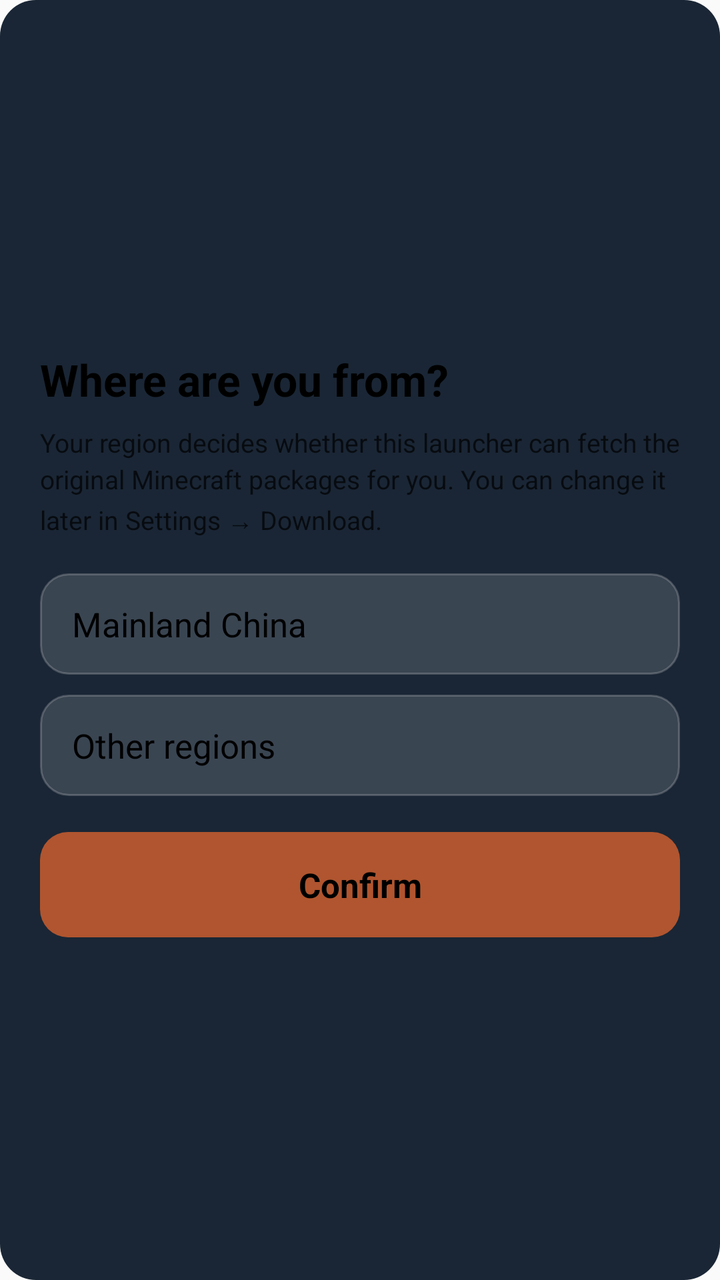
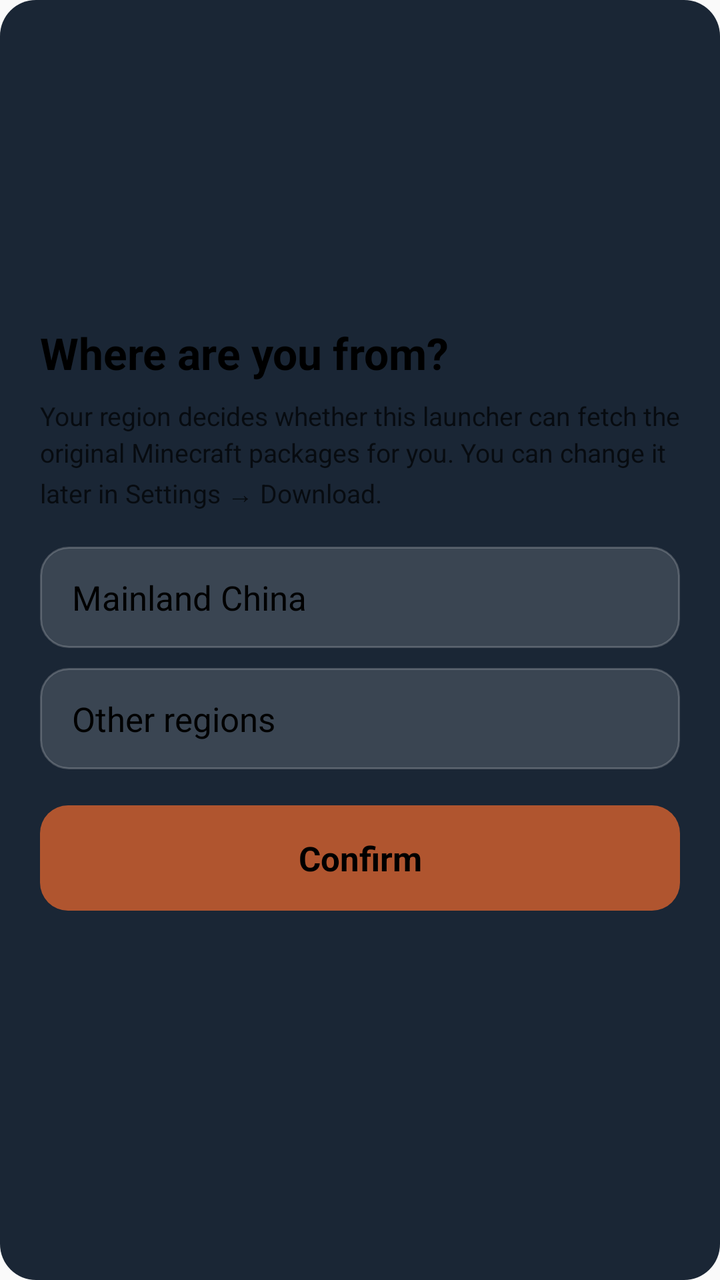

Compare the two renders of this Android layout. The source of the first and the diff that turns it into the second are given below.
<!-- AndroidManifest.xml: application theme Theme.HelloMinecraftLauncherPocketEdition -->
<!-- res/layout/ui_region_gate.xml -->
<?xml version="1.0" encoding="utf-8"?>
<FrameLayout xmlns:android="http://schemas.android.com/apk/res/android"
    android:id="@+id/download_region_gate"
    android:layout_width="match_parent"
    android:layout_height="match_parent"
    android:background="@drawable/launcher_region_panel"
    android:clickable="true"
    android:focusable="true">

    <ScrollView
        android:layout_width="match_parent"
        android:layout_height="wrap_content"
        android:layout_gravity="center"
        android:scrollbars="none">

        <LinearLayout
            android:layout_width="match_parent"
            android:layout_height="wrap_content"
            android:orientation="vertical"
            android:paddingStart="20dp"
            android:paddingEnd="20dp"
            android:paddingTop="22dp"
            android:paddingBottom="18dp">

            <TextView
                android:id="@+id/region_gate_title"
                android:layout_width="wrap_content"
                android:layout_height="wrap_content"
                android:text="@string/region_gate_title"
                android:textColor="@color/colorPureBlack"
                android:textSize="22sp"
                android:textStyle="bold" />

            <TextView
                android:id="@+id/region_gate_desc"
                android:layout_width="match_parent"
                android:layout_height="wrap_content"
                android:layout_marginTop="8dp"
                android:alpha="0.7"
                android:lineSpacingExtra="3dp"
                android:text="@string/region_gate_desc"
                android:textColor="@color/colorPureBlack"
                android:textSize="@dimen/text_size_middle" />

            
            <LinearLayout
                android:id="@+id/region_gate_cn"
                android:layout_width="match_parent"
                android:layout_height="wrap_content"
                android:layout_marginTop="18dp"
                android:background="@drawable/launcher_region_option"
                android:clickable="true"
                android:focusable="true"
                android:gravity="center_vertical"
                android:orientation="horizontal"
                android:paddingStart="16dp"
                android:paddingEnd="16dp"
                android:paddingTop="14dp"
                android:paddingBottom="14dp">

                <TextView
                    android:layout_width="0dp"
                    android:layout_height="wrap_content"
                    android:layout_weight="1"
                    android:text="@string/region_gate_cn"
                    android:textColor="@color/colorPureBlack"
                    android:textSize="17sp" />

                <ImageView
                    android:id="@+id/region_gate_cn_check"
                    android:layout_width="18dp"
                    android:layout_height="18dp"
                    android:background="@drawable/ic_baseline_done_black"
                    android:visibility="invisible" />
            </LinearLayout>

            
            <LinearLayout
                android:id="@+id/region_gate_other"
                android:layout_width="match_parent"
                android:layout_height="wrap_content"
                android:layout_marginTop="10dp"
                android:background="@drawable/launcher_region_option"
                android:clickable="true"
                android:focusable="true"
                android:gravity="center_vertical"
                android:orientation="horizontal"
                android:paddingStart="16dp"
                android:paddingEnd="16dp"
                android:paddingTop="14dp"
                android:paddingBottom="14dp">

                <TextView
                    android:layout_width="0dp"
                    android:layout_height="wrap_content"
                    android:layout_weight="1"
                    android:text="@string/region_gate_other"
                    android:textColor="@color/colorPureBlack"
                    android:textSize="17sp" />

                <ImageView
                    android:id="@+id/region_gate_other_check"
                    android:layout_width="18dp"
                    android:layout_height="18dp"
                    android:background="@drawable/ic_baseline_done_black"
                    android:visibility="invisible" />
            </LinearLayout>

            
            <LinearLayout
                android:id="@+id/region_gate_warn_box"
                android:layout_width="match_parent"
                android:layout_height="wrap_content"
                android:layout_marginTop="16dp"
                android:background="@drawable/launcher_view_light_gray"
                android:orientation="vertical"
                android:paddingStart="14dp"
                android:paddingEnd="14dp"
                android:paddingTop="12dp"
                android:paddingBottom="12dp"
                android:visibility="gone">

                <TextView
                    android:id="@+id/region_gate_warn_cn"
                    android:layout_width="match_parent"
                    android:layout_height="wrap_content"
                    android:lineSpacingExtra="4dp"
                    android:text="@string/region_gate_warn_cn"
                    android:textColor="@color/colorAccent"
                    android:textSize="20sp"
                    android:textStyle="bold" />

                <TextView
                    android:id="@+id/region_gate_warn_cn_sub"
                    android:layout_width="match_parent"
                    android:layout_height="wrap_content"
                    android:layout_marginTop="6dp"
                    android:alpha="0.7"
                    android:lineSpacingExtra="3dp"
                    android:text="@string/region_gate_warn_cn_sub"
                    android:textColor="@color/colorPureBlack"
                    android:textSize="@dimen/text_size_middle" />
            </LinearLayout>

            
            <FrameLayout
                android:layout_width="match_parent"
                android:layout_height="wrap_content"
                android:layout_marginTop="18dp">

                <TextView
                    android:id="@+id/region_gate_confirm"
                    android:layout_width="match_parent"
                    android:layout_height="wrap_content"
                    android:background="@drawable/launcher_region_confirm"
                    android:clickable="true"
                    android:focusable="true"
                    android:gravity="center"
                    android:paddingTop="15dp"
                    android:paddingBottom="15dp"
                    android:text="@string/region_gate_confirm"
                    android:textColor="@color/colorPureBlack"
                    android:textSize="17sp"
                    android:textStyle="bold" />

            </FrameLayout>

        </LinearLayout>
    </ScrollView>

</FrameLayout>
<!-- resources referenced by this layout -->
<resources>
  <color name="colorAccent">#B0552F</color>
  <color name="colorPureBlack">#000000</color>
  <dimen name="text_size_middle">13sp</dimen>
  <!-- drawable ic_baseline_done_black (drawable) -->
  <vector xmlns:android="http://schemas.android.com/apk/res/android"
      android:width="24dp"
      android:height="24dp"
      android:viewportWidth="24"
      android:viewportHeight="24">
    <path
        android:fillColor="@color/colorPureBlack"
        android:pathData="M9,16.2L4.8,12l-1.4,1.4L9,19 21,7l-1.4,-1.4L9,16.2z"/>
  </vector>
  <!-- drawable launcher_region_confirm (drawable) -->
  <?xml version="1.0" encoding="utf-8"?>
  <selector xmlns:android="http://schemas.android.com/apk/res/android">
      
      <item android:state_enabled="true" android:state_pressed="true">
          <shape android:shape="rectangle">
              <solid android:color="#D96A3C"/>
              <corners android:radius="14dp"/>
          </shape>
      </item>
      
      <item android:state_enabled="true">
          <shape android:shape="rectangle">
              <solid android:color="@color/colorAccent"/>
              <corners android:radius="14dp"/>
          </shape>
      </item>
      
      <item>
          <shape android:shape="rectangle">
              <solid android:color="#4DB0552F"/>
              <corners android:radius="14dp"/>
          </shape>
      </item>
  </selector>
  <!-- drawable launcher_region_option (drawable) -->
  <?xml version="1.0" encoding="utf-8"?>
  <selector xmlns:android="http://schemas.android.com/apk/res/android">
      <item android:state_selected="true">
          <shape android:shape="rectangle">
              <solid android:color="#33B0552F"/>
              <stroke android:width="2dp" android:color="@color/colorAccent"/>
              <corners android:radius="14dp"/>
          </shape>
      </item>
      <item android:state_enabled="true" android:state_pressed="true">
          <shape android:shape="rectangle">
              <solid android:color="#4DFFFFFF"/>
              <corners android:radius="14dp"/>
          </shape>
      </item>
      <item>
          <shape android:shape="rectangle">
              <solid android:color="#24FFFFFF"/>
              <stroke android:width="1dp" android:color="#33FFFFFF"/>
              <corners android:radius="14dp"/>
          </shape>
      </item>
  </selector>
  <!-- drawable launcher_region_panel (drawable) -->
  <?xml version="1.0" encoding="utf-8"?>
  <shape xmlns:android="http://schemas.android.com/apk/res/android">
      <solid android:color="#F20E1B2B"/>
      <corners android:radius="18dp"/>
  </shape>
  <!-- drawable launcher_view_light_gray (drawable) -->
  <?xml version="1.0" encoding="utf-8"?>
  <shape xmlns:android="http://schemas.android.com/apk/res/android">
  
      <corners
          android:topLeftRadius="14dp"
          android:topRightRadius="14dp"
          android:bottomLeftRadius="14dp"
          android:bottomRightRadius="14dp"/>
  
      <solid
          android:color="@color/qcl_panel_gray_alt" />
  
  </shape>
  <string name="region_gate_cn">Mainland China</string>
  <string name="region_gate_confirm">Confirm</string>
  <string name="region_gate_desc">Your region decides whether this launcher can fetch the original Minecraft packages for you. You can change it later in Settings → Download.</string>
  <string name="region_gate_other">Other regions</string>
  <string name="region_gate_title">Where are you from?</string>
  <string name="region_gate_warn_cn">Mainland China users cannot download the original Minecraft here.</string>
  <string name="region_gate_warn_cn_sub">The launcher will not fetch Minecraft files from official channels. You can still start locally installed games.</string>
  <color name="qcl_panel_gray_alt">#9EFFFFFF</color>
  <color name="colorPrimary">#B0552F</color>
  <!-- unchanged entries left out for length: 1 -->
</resources>

<!-- the commit's change to res/layout/ui_region_gate.xml (unified diff, before → after) -->
@@ -165,6 +165,17 @@
 
             </FrameLayout>
 
+            
+            <TextView
+                android:id="@+id/region_gate_confirm_hint"
+                android:layout_width="match_parent"
+                android:layout_height="wrap_content"
+                android:layout_marginTop="9dp"
+                android:alpha="0.6"
+                android:gravity="center"
+                android:textColor="@color/colorPureBlack"
+                android:textSize="@dimen/text_size_middle" />
+
         </LinearLayout>
     </ScrollView>
 
